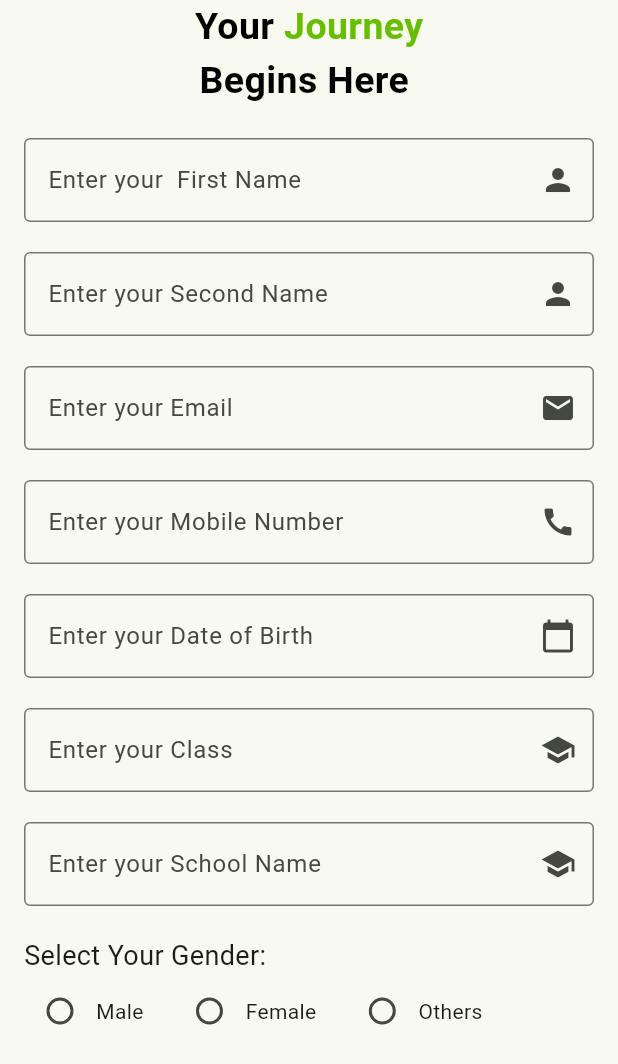
After one commit to midhunmashuptech/Zephyr, a Flutter app: the screen it shows after launch, on a phone screen of 412 x 824 dp. The commit adds this screen. Shown: the top 1064 px of the screen. Run offline on Flutter 3.47's test engine with Material 3 defaults, Android fonts, the phone set to English and light mode, and no system bars; our stand-ins replace lottie, smooth_page_indicator.

Commit message:
reg page 50% completed

```diff
--- a/lib/constants/app_constants.dart
+++ b/lib/constants/app_constants.dart
@@ -2,11 +2,13 @@ import 'package:flutter/material.dart';
 
 class AppColors {
   static const Color primaryBlue = Color(0xFF5F61F0);
-  static const Color primaryGreen = Color(0xFF5F61F0);
-  static const Color primaryOrange = Color(0xFF5F61F0);
+  static const Color primaryGreen = Color(0xFF68BD00);
+  static const Color primaryOrange = Color(0xFFF5A101);
 
   static const Color white = Color.fromARGB(255, 255, 255, 255);
   static const Color grey = Color.fromARGB(255, 198, 198, 198);
+  static const Color black = Color.fromARGB(255, 0, 0, 0);
+
 
   static const Color lightBlue = Color(0xFFDEE9FF);
   static const Color lightGreen = Color(0xFFE5FFD8);
--- /dev/null
+++ b/lib/features/login/widgets/custom_textfeild.dart
@@ -0,0 +1,29 @@
+import 'package:flutter/material.dart';
+
+class CustomTextField extends StatelessWidget {
+  final String hintText;
+  final bool obscureText;
+  final Widget? suffixIcon;
+  final TextEditingController controller;
+
+  const CustomTextField({
+    super.key,
+    required this.hintText,
+    this.obscureText = false,
+    required this.controller,
+    this.suffixIcon,
+  });
+
+  @override
+  Widget build(BuildContext context) {
+    return TextField(
+      controller: controller,
+      obscureText: obscureText,
+      decoration: InputDecoration(
+        hintText: hintText,
+        border: OutlineInputBorder(),
+        suffixIcon: suffixIcon,
+      ),
+    );
+  }
+}
--- /dev/null
+++ b/lib/features/registration/screens/registration_screen.dart
@@ -0,0 +1,193 @@
+import 'package:flutter/material.dart';
+import 'package:zephyr/constants/app_constants.dart';
+import 'package:zephyr/features/login/widgets/custom_textfeild.dart';
+
+class RegistrationScreen extends StatefulWidget {
+  const RegistrationScreen({super.key});
+
+  @override
+  State<RegistrationScreen> createState() => _RegistrationScreenState();
+}
+
+class _RegistrationScreenState extends State<RegistrationScreen> {
+  String? _selectgender;
+   final TextEditingController fnameController = TextEditingController();
+   final TextEditingController snameController = TextEditingController();
+    final TextEditingController emailController = TextEditingController();
+    final TextEditingController mobController = TextEditingController();
+    final TextEditingController dobController = TextEditingController();
+    final TextEditingController classController = TextEditingController();
+    final TextEditingController schoolController = TextEditingController();
+
+
+  @override
+  Widget build(BuildContext context) {
+    return Scaffold(
+      body: SafeArea(
+        child: SingleChildScrollView(
+          child: Column(
+          crossAxisAlignment: CrossAxisAlignment.start,
+            children: [
+           Row(
+            mainAxisAlignment: MainAxisAlignment.center,
+            children: [
+              Text("Your ",style: TextStyle(fontSize: 25,color: AppColors.black,fontWeight: FontWeight.bold)),
+              Text("Journey",style: TextStyle(fontSize: 25,color: AppColors.primaryGreen,fontWeight: FontWeight.bold))
+            ],
+           ),
+           Row(
+            mainAxisAlignment: MainAxisAlignment.center,
+             children: [
+               Text("Begins Here ",style: TextStyle(fontSize: 25,color: AppColors.black,fontWeight: FontWeight.bold)),
+             ],
+           ),
+            SizedBox(height: 20),
+            Padding(
+              padding: const EdgeInsets.symmetric(horizontal: 16.0),
+              child: CustomTextField(
+                hintText: 'Enter your  First Name',
+                controller: fnameController,
+                suffixIcon: Icon(Icons.person),
+              ),
+            ),
+            SizedBox(height: 20),
+            Padding(
+              padding: const EdgeInsets.symmetric(horizontal: 16.0),
+              child: CustomTextField(
+                hintText: 'Enter your Second Name',
+                controller: snameController,
+                suffixIcon: Icon(Icons.person),
+              ),
+            ),
+            SizedBox(height: 20),
+            Padding(
+              padding: const EdgeInsets.symmetric(horizontal: 16.0),
+              child: CustomTextField(
+                hintText: 'Enter your Email',
+                obscureText: true,
+                controller: emailController,
+                suffixIcon: Icon(Icons.email),
+              ),
+            ),
+            SizedBox(height: 20),
+            Padding(
+              padding: const EdgeInsets.symmetric(horizontal: 16.0),
+              child: CustomTextField(
+                hintText: 'Enter your Mobile Number',
+                obscureText: true,
+                controller: mobController,
+                suffixIcon: Icon(Icons.call),
+              ),
+            ),
+            SizedBox(height: 20),
+            Padding(
+              padding: const EdgeInsets.symmetric(horizontal: 16.0),
+              child: GestureDetector(
+                onTap: () async {
+                  DateTime? pickedDate = await showDatePicker(
+                    context: context,
+                    initialDate: DateTime.now(),
+                    firstDate: DateTime(1900),
+                    lastDate: DateTime.now(),
+                  );
+                  if (pickedDate != null) {
+                    setState(() {
+                      dobController.text = "${pickedDate.toLocal()}".split(' ')[0];
+                    });
+                  }
+                },
+                // child: AbsorbPointer(
+                  child: CustomTextField(
+                    hintText: 'Enter your Date of Birth',
+                    controller: dobController,
+                    suffixIcon: Icon(Icons.calendar_today),
+                  ),
+                ),
+              ),
+           // ),
+            SizedBox(height: 20),
+            Padding(
+              padding: const EdgeInsets.symmetric(horizontal: 16.0),
+              child: CustomTextField(
+                hintText: 'Enter your Class',
+                obscureText: true,
+                controller: classController,
+                suffixIcon: Icon(Icons.school),
+              ),
+            ),
+            SizedBox(height: 20),
+             Padding(
+              padding: const EdgeInsets.symmetric(horizontal: 16.0),
+              child: CustomTextField(
+                hintText: 'Enter your School Name',
+                obscureText: true,
+                controller: schoolController,
+                suffixIcon: Icon(Icons.school),
+              ),
+            ),
+            SizedBox(height: 20),
+            Padding(
+              padding: const EdgeInsets.only(left: 16.0),
+              child: Text("Select Your Gender: ", style: TextStyle(fontSize: 18)),
+            ),
+            Padding(
+              padding: const EdgeInsets.only(left: 16.0),
+              child: Row(
+                mainAxisAlignment: MainAxisAlignment.start,
+                children: [
+                  Row(
+                    children: [
+                      Radio(
+                        value: 'Male',
+                        groupValue: _selectgender,
+                        onChanged: (value) {
+                          setState(() {
+                            _selectgender = value.toString();
+                          });
+                        },
+                      ),
+                      Text('Male'),
+                    ],
+                  ),
+                  SizedBox(width: 20),
+                  Row(
+                    children: [
+                      Radio(
+                        value: 'Female',
+                        groupValue: _selectgender,
+                        onChanged: (value) {
+                          setState(() {
+                            _selectgender = value.toString();
+                          });
+                        },
+                      ),
+                      Text('Female'),
+                    ],
+                  ),
+                  SizedBox(width: 20),
+                  Row(
+                    children: [
+                      Radio(
+                        value: 'Others',
+                        groupValue: _selectgender,
+                        onChanged: (value) {
+                          setState(() {
+                            _selectgender = value.toString();
+                          });
+                        },
+                      ),
+                      Text('Others'),
+                    ],
+                  ),
+                ],
+              ),
+            ),
+
+
+          ],
+          ),
+        ),
+      ),
+    );
+  }
+}
--- a/lib/main.dart
+++ b/lib/main.dart
@@ -1,6 +1,8 @@
 import 'package:flutter/material.dart';
 import 'package:zephyr/common/screens/splash_screen.dart';
+import 'package:zephyr/constants/app_constants.dart';
 import 'package:zephyr/features/login/screens/login.dart';
+import 'package:zephyr/features/registration/screens/registration_screen.dart';
 
 void main() {
   runApp(const MyApp());
@@ -15,11 +17,12 @@ class MyApp extends StatelessWidget {
       title: 'Flutter Demo',
       debugShowCheckedModeBanner: false,
       theme: ThemeData(
-        colorScheme: ColorScheme.fromSeed(seedColor: Colors.blue, secondary: Colors.blue),
+        colorScheme: ColorScheme.fromSeed(seedColor: AppColors.primaryGreen, secondary: AppColors.primaryBlue),
         useMaterial3: true,
       ),
       // home: const MyHomePage(),
-      home: Login(),
+      // home: Login(),
+      home: RegistrationScreen(),
     );
   }
 }
```
Also changed, not shown: lib/features/login/screens/login.dart (+49 -43 lines).
